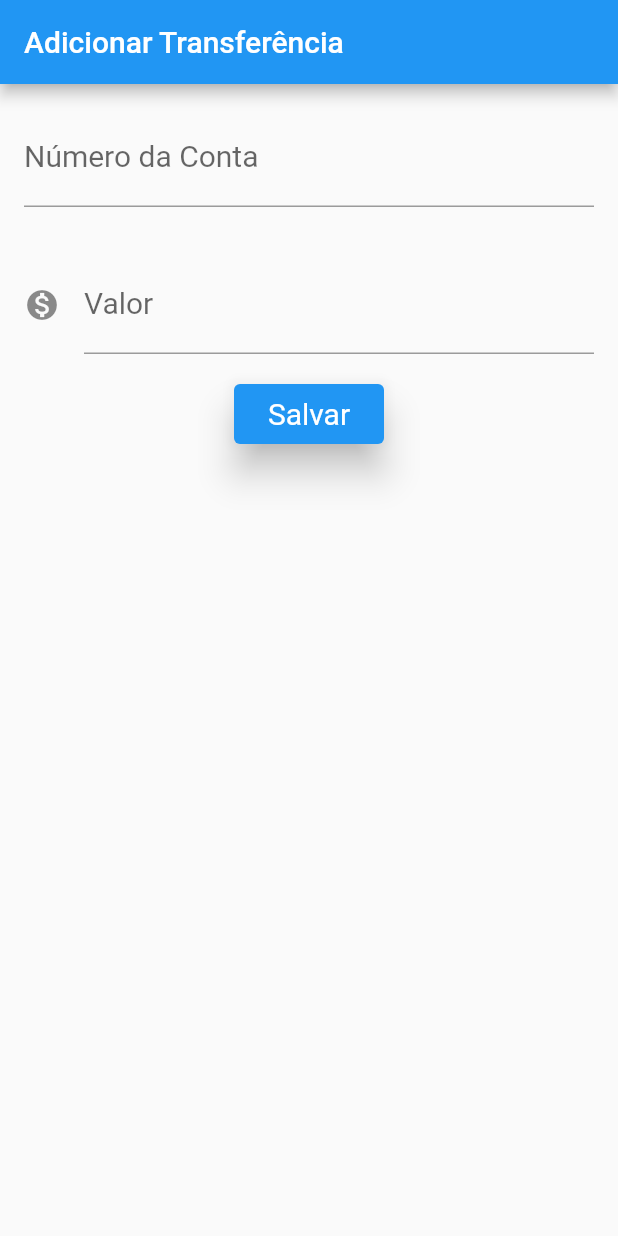
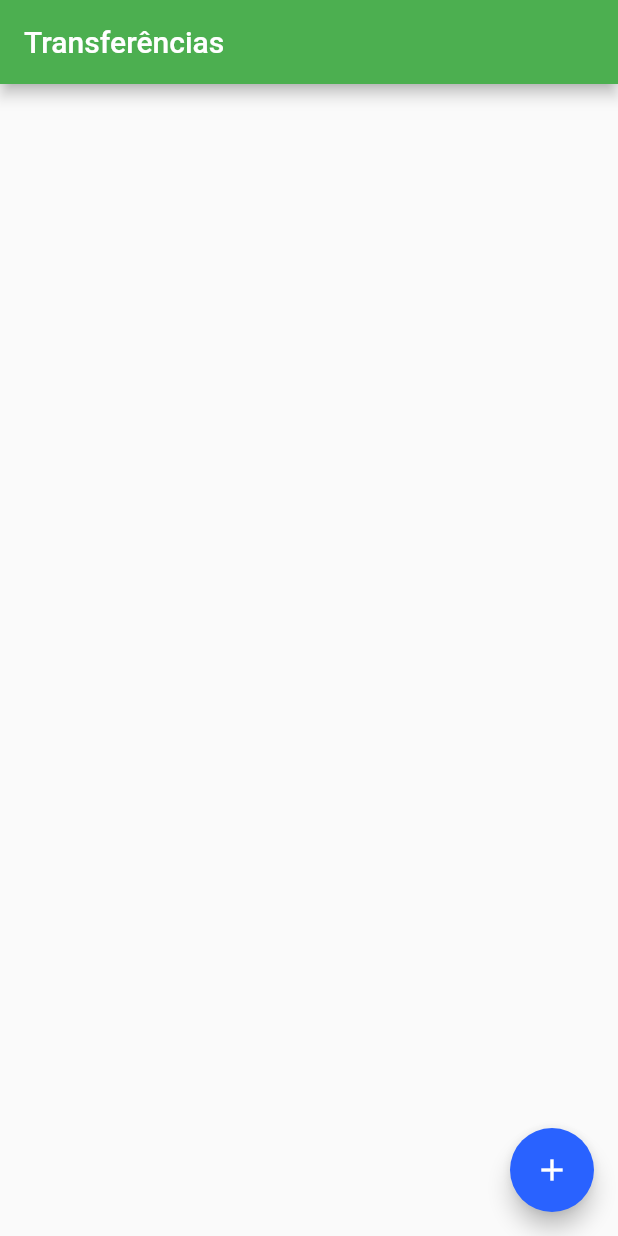
Before and after one commit to PedroPadilhaPortella/Alura-Flutter, a Flutter app: the screen it shows after launch, on a phone screen of 412 x 824 dp. Run offline on Flutter 3.47's test engine with Material 2 defaults, Android fonts, the phone set to English and light mode, and no system bars.

Commit message:
projet flutter bytebank final

```diff
--- a/Fundamentos de Flutter Crie o seu primeiro App/bytebank/lib/main.dart
+++ b/Fundamentos de Flutter Crie o seu primeiro App/bytebank/lib/main.dart
@@ -1,5 +1,7 @@
+import 'package:bytebank/screens/formulario_transferencia.dart';
+import 'package:bytebank/screens/lista_transferencias.dart';
+import 'package:flutter/cupertino.dart';
 import 'package:flutter/material.dart';
-import 'package:flutter/cupertino.dart';
 
 void main() => runApp(ByteBankApp());
 
@@ -7,112 +9,22 @@ class ByteBankApp extends StatelessWidget {
   @override
   Widget build(BuildContext context) {
     return MaterialApp(
-      home: FormularioTransferencia(),
+      theme: ThemeData(
+        colorScheme: ColorScheme.fromSwatch(
+          primarySwatch: Colors.green,
+        ).copyWith(
+          secondary: Colors.blueAccent[700],
+        ),
+        buttonTheme: ButtonThemeData(
+            buttonColor: Colors.blueAccent[700],
+            textTheme: ButtonTextTheme.primary),
+      ),
+      //home: ListaTransferencias(),
+      initialRoute: '/',
+      routes: {
+        '/': (context) => ListaTransferencias(),
+        '/add': (context) => FormularioTransferencia(),
+      },
     );
   }
 }
-
-class FormularioTransferencia extends StatelessWidget {
-  final _fieldControllerAccount = TextEditingController();
-  final _fieldControllerValue = TextEditingController();
-
-  @override
-  Widget build(BuildContext context) {
-    return Scaffold(
-        appBar: AppBar(title: Text("Adicionar Transferência")),
-        body: Column(
-          children: [
-            Padding(
-              padding: EdgeInsets.all(16.0),
-              child: TextField(
-                controller: _fieldControllerAccount,
-                keyboardType: TextInputType.number,
-                decoration: InputDecoration(
-                    labelText: "Número da Conta", hintText: "000000"),
-                style: TextStyle(fontSize: 20),
-              ),
-            ),
-            Padding(
-              padding: EdgeInsets.all(16.0),
-              child: TextField(
-                controller: _fieldControllerValue,
-                keyboardType: TextInputType.number,
-                decoration: InputDecoration(
-                    labelText: "Valor",
-                    hintText: "0,00",
-                    icon: Icon(Icons.monetization_on)),
-                style: TextStyle(fontSize: 20),
-              ),
-            ),
-            ElevatedButton(
-              onPressed: () {
-                debugPrint('clicou no confirmar');
-                final int? conta = int.tryParse(_fieldControllerAccount.text);
-                final double? valor =
-                    double.tryParse(_fieldControllerValue.text);
-
-                if (conta != null && valor != null) {
-                  final transferenciaCriada = Transferencia(valor, conta);
-                  debugPrint('$transferenciaCriada');
-                  ScaffoldMessenger.of(context).showSnackBar(
-                      SnackBar(content: Text('$transferenciaCriada')));
-                }
-              },
-              child: Text("Salvar"),
-              style: ElevatedButton.styleFrom(
-                  elevation: 10,
-                  fixedSize: Size(100, 40),
-                  textStyle: TextStyle(fontSize: 20)),
-            )
-          ],
-        ));
-  }
-}
-
-class ListaTranferencias extends StatelessWidget {
-  @override
-  Widget build(BuildContext context) {
-    return Scaffold(
-      appBar: AppBar(title: Text("Transferências")),
-      body: Column(
-        children: [
-          ItemTranferencia(Transferencia(100, 1234)),
-          ItemTranferencia(Transferencia(100, 1234)),
-          ItemTranferencia(Transferencia(100, 1234)),
-        ],
-      ),
-      floatingActionButton: FloatingActionButton(
-        child: Icon(Icons.add),
-        onPressed: () {},
-      ),
-    );
-  }
-}
-
-class ItemTranferencia extends StatelessWidget {
-  final Transferencia _transferencia;
-
-  ItemTranferencia(this._transferencia);
-
-  @override
-  Widget build(BuildContext context) {
-    return Card(
-        child: ListTile(
-      leading: Icon(Icons.monetization_on),
-      title: Text("R\$ ${_transferencia.valor.toString()}"),
-      subtitle: Text("Conta: ${_transferencia.conta.toString()}"),
-    ));
-  }
-}
-
-class Transferencia {
-  final double valor;
-  final int conta;
-
-  Transferencia(this.valor, this.conta);
-
-  @override
-  String toString() {
-    return 'Transferencia{valor: $valor, numeroConta: $conta}';
-  }
-}
--- /dev/null
+++ b/Fundamentos de Flutter Crie o seu primeiro App/bytebank/lib/models/transferencia.dart
@@ -0,0 +1,9 @@
+class Transferencia {
+  final double valor;
+  final int conta;
+
+  Transferencia(this.valor, this.conta);
+
+  @override
+  String toString() => 'Transferencia{valor: $valor, numeroConta: $conta}';
+}
--- /dev/null
+++ b/Fundamentos de Flutter Crie o seu primeiro App/bytebank/lib/screens/lista_transferencias.dart
@@ -0,0 +1,51 @@
+import 'package:bytebank/components/item_transferencia.dart';
+import 'package:bytebank/models/transferencia.dart';
+import 'package:flutter/cupertino.dart';
+import 'package:flutter/material.dart';
+import 'formulario_transferencia.dart';
+
+const TITULO_APP_BAR = "Transferências";
+
+class ListaTransferencias extends StatefulWidget {
+  final List<Transferencia?> _transferencias = [];
+
+  @override
+  State<StatefulWidget> createState() {
+    return ListaTranferenciasState();
+  }
+}
+
+class ListaTranferenciasState extends State<ListaTransferencias> {
+  void _atualiza(Transferencia? transferencia) {
+    if (transferencia != null) {
+      setState(() {
+        widget._transferencias.add(transferencia);
+      });
+    }
+  }
+
+  @override
+  Widget build(BuildContext context) {
+    return Scaffold(
+      appBar: AppBar(title: Text(TITULO_APP_BAR)),
+      body: ListView.builder(
+        itemCount: widget._transferencias.length,
+        itemBuilder: (context, i) {
+          final transferencia = widget._transferencias[i];
+          return ItemTranferencia(transferencia!);
+        },
+      ),
+      floatingActionButton: FloatingActionButton(
+        child: Icon(Icons.add),
+        onPressed: () {
+          //final Future<Transferencia?> future =
+          //    Navigator.push(context, MaterialPageRoute(builder: (context) {
+          //return FormularioTransferencia();
+          //}));
+          final Future future = Navigator.pushNamed(context, "/add");
+          future.then((transferencia) => _atualiza(transferencia));
+        },
+      ),
+    );
+  }
+}
```
Also changed, not shown: Fundamentos de Flutter Crie o seu primeiro App/bytebank/lib/components/editor.dart (added, +27 -0 lines), Fundamentos de Flutter Crie o seu primeiro App/bytebank/lib/components/item_transferencia.dart (added, +19 -0 lines), Fundamentos de Flutter Crie o seu primeiro App/bytebank/lib/screens/formulario_transferencia.dart (added, +59 -0 lines), 1 other file.
